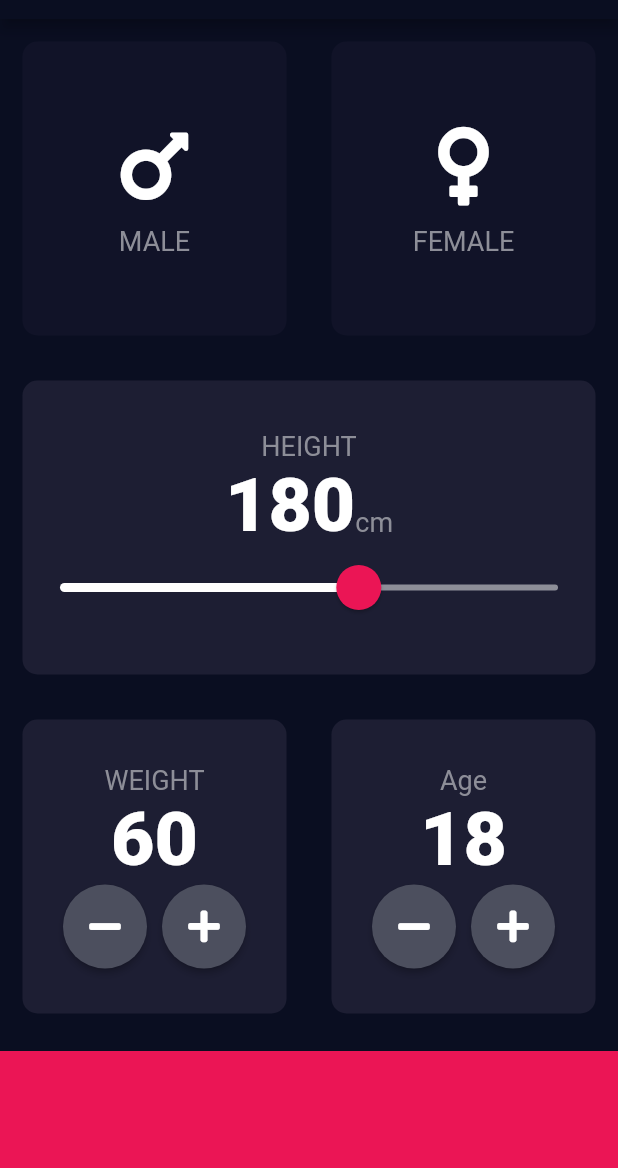
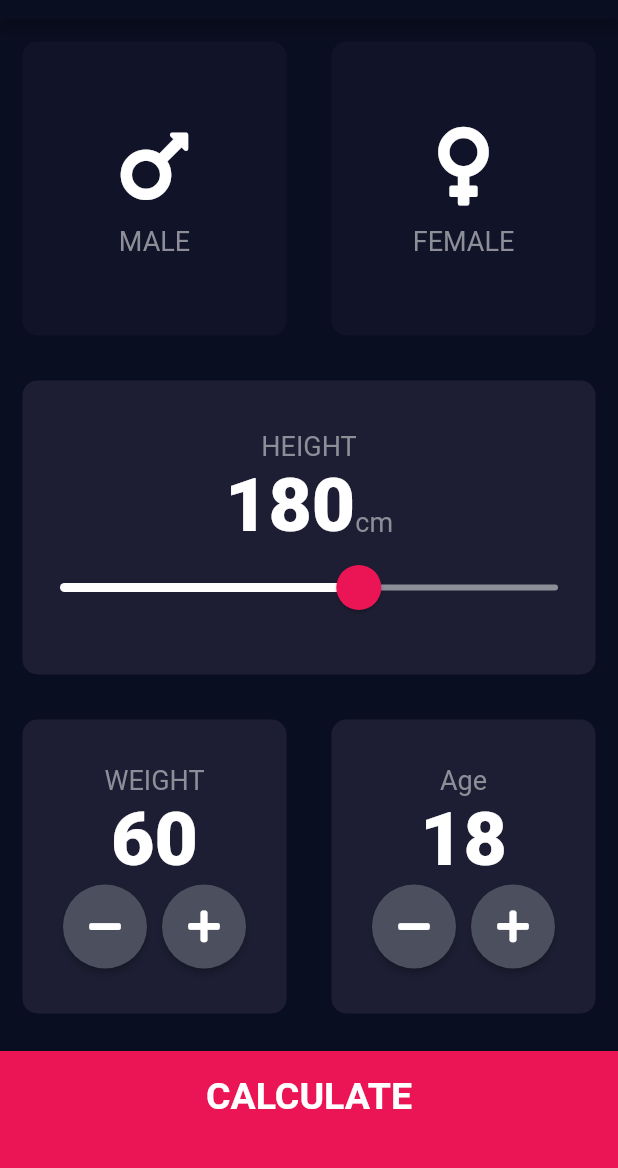
Before and after one commit to lordnino/BMI_flutter, a Flutter app: the screen it shows after launch, on a phone screen of 412 x 824 dp, the part 65-1233 px from its top. Run offline on Flutter 3.47's test engine with Material 2 defaults, Android fonts, the phone set to English and light mode, and no system bars; our stand-ins replace font_awesome_flutter.

Commit message:
finished bmi calculator

```diff
--- /dev/null
+++ b/lib/components/bottom_button.dart
@@ -0,0 +1,25 @@
+import 'package:bmi_calculator/constants.dart';
+import 'package:flutter/material.dart';
+
+class BottomButton extends StatelessWidget {
+
+  BottomButton({@required this.onTap, @required this.buttonTitle});
+
+  final Function onTap;
+  final String buttonTitle;
+
+  @override
+  Widget build(BuildContext context) {
+    return GestureDetector(
+      onTap: onTap,
+      child: Container(
+        color: kBottomContainerColour,
+        margin: EdgeInsets.only(top: 10.0),
+        padding: EdgeInsets.only(bottom: 20.0),
+        width: double.infinity,
+        height: kBottomContainerHeight,
+        child: Center(child: Text(buttonTitle, style: kLargeButtonStyle,)),
+      ),
+    );
+  }
+}
--- a/lib/icon_content.dart
+++ b/lib/components/icon_content.dart
@@ -1,6 +1,6 @@
 import 'package:flutter/material.dart';
 
-import 'constants.dart';
+import '../constants.dart';
 
 class IconContent extends StatelessWidget {
 
--- a/lib/reusable_card.dart
+++ b/lib/components/reusable_card.dart
@@ -1,5 +1,4 @@
 import 'package:flutter/material.dart';
-import 'constants.dart';
 
 class ReusableCard extends StatelessWidget {
 
--- a/lib/main.dart
+++ b/lib/main.dart
@@ -1,5 +1,5 @@
 import 'package:flutter/material.dart';
-import 'input_page.dart';
+import 'screens/input_page.dart';
 
 void main() => runApp(BMICalculator());
 
--- a/lib/input_page.dart
+++ b/lib/screens/input_page.dart
@@ -1,9 +1,11 @@
+import 'package:bmi_calculator/components/bottom_button.dart';
+import 'package:bmi_calculator/components/reusable_card.dart';
+import 'package:bmi_calculator/screens/results_page.dart';
 import 'package:flutter/material.dart';
 import 'package:font_awesome_flutter/font_awesome_flutter.dart';
-import 'icon_content.dart';
-import 'reusable_card.dart';
-
-import 'constants.dart';
+import '../components/icon_content.dart';
+import '../calclator_brain.dart';
+import '../constants.dart';
 
 enum Gender {male , female}
 
@@ -189,20 +191,24 @@ class _InputPageState extends State<InputPage> {
                 ],
               ),
             ),
-            Container(
-              color: kBottomContainerColour,
-              margin: EdgeInsets.only(top: 10.0),
-              width: double.infinity,
-              height: kBottomContainerHeight,
-            )
+            BottomButton(
+              onTap: () {
+                CalculatorBrain calc = CalculatorBrain(height: height, weight: weight);
+                Navigator.push(context, MaterialPageRoute(builder: (context) {
+                  return ResultsPage(
+                    bmiResult: calc.calculateBMI(),
+                    bmiResultText: calc.getResult(),
+                    interpretation: calc.getInterpretation(),
+                  );
+                }));
+              },
+              buttonTitle: 'CALCULATE',
+            ),
           ],
         ),
     );
   }
 }
-
-
-
 
 class RoundIconButton extends StatelessWidget {
 
```
Also changed, not shown: lib/calclator_brain.dart (added, +35 -0 lines), lib/constants.dart (+25 -0 lines), lib/screens/results_page.dart (added, +68 -0 lines), 3 other files.
